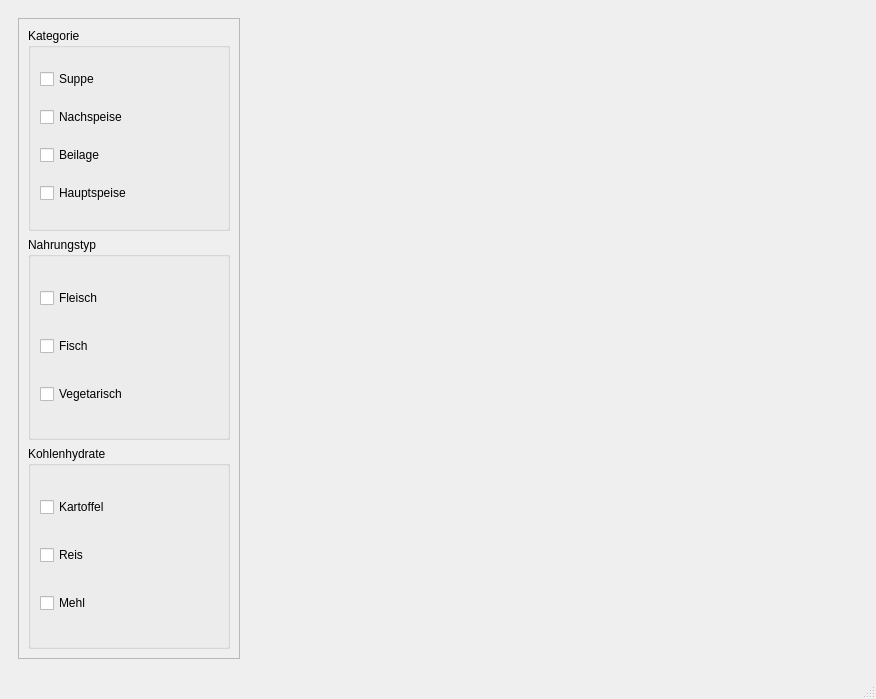
Above: view/main_window.ui from br0uQ/cbook before the change. Below: the same form after it.
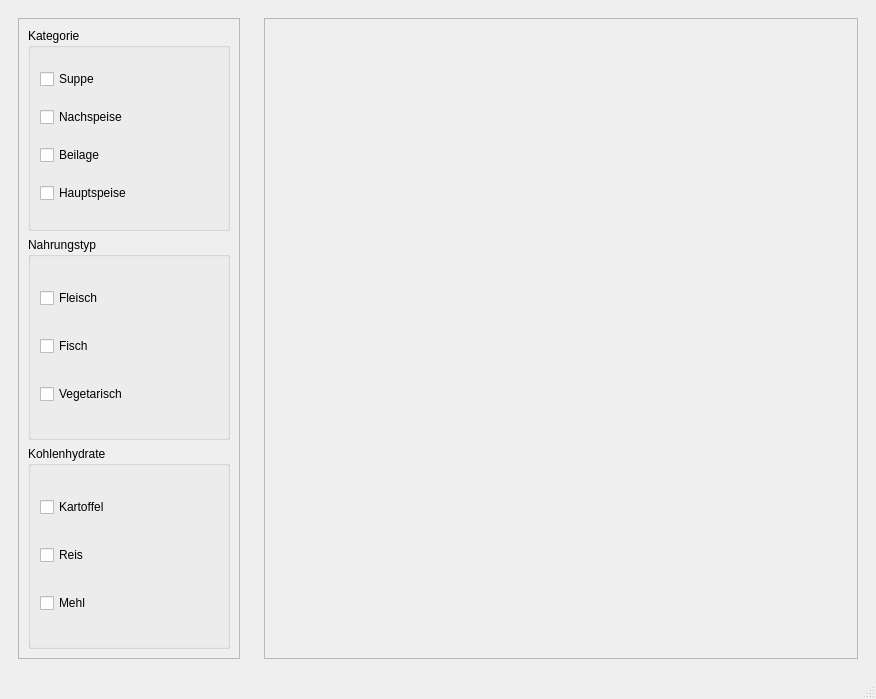
That is the form after the change.

Diff of the .ui file:
```diff
--- a/view/main_window.ui
+++ b/view/main_window.ui
@@ -144,8 +144,33 @@
      </widget>
     </item>
     <item>
-     <widget class="QWidget" name="recipeList" native="true">
-      <layout class="QGridLayout" name="gridLayout"/>
+     <widget class="QWidget" name="center" native="true">
+      <layout class="QVBoxLayout" name="verticalLayout_6">
+       <item>
+        <widget class="QScrollArea" name="scrollArea_2">
+         <property name="widgetResizable">
+          <bool>true</bool>
+         </property>
+         <property name="alignment">
+          <set>Qt::AlignLeading|Qt::AlignLeft|Qt::AlignTop</set>
+         </property>
+         <widget class="QWidget" name="recipeList">
+          <property name="geometry">
+           <rect>
+            <x>0</x>
+            <y>0</y>
+            <width>583</width>
+            <height>607</height>
+           </rect>
+          </property>
+          <property name="layoutDirection">
+           <enum>Qt::LeftToRight</enum>
+          </property>
+          <layout class="QVBoxLayout" name="verticalLayout_7"/>
+         </widget>
+        </widget>
+       </item>
+      </layout>
      </widget>
     </item>
    </layout>
```
